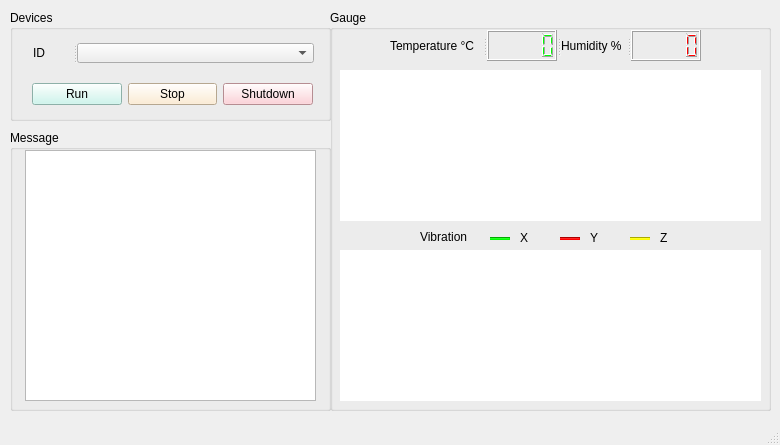
Before: the Qt Designer form SensorboxV1.ui in TumLyrik/Zigbee4IoT, drawn with Qt 5.
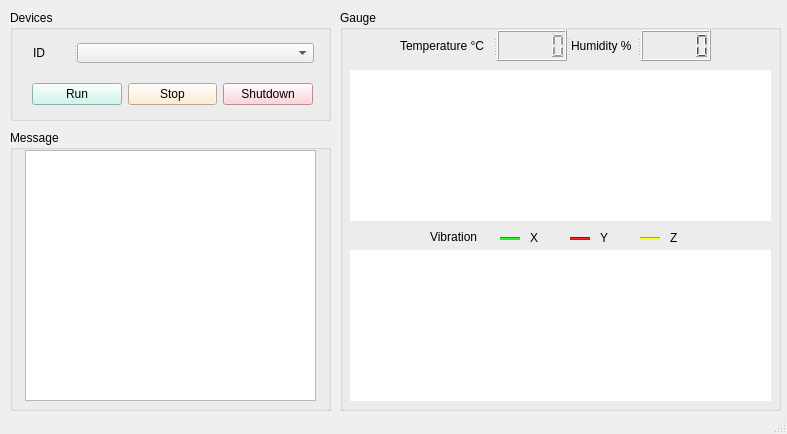
After: the same form once the commit is applied. Custom widgets are drawn as their Qt base class.

The edit to the form file:
```diff
--- a/SensorboxV1.ui
+++ b/SensorboxV1.ui
@@ -6,8 +6,8 @@
    <rect>
     <x>0</x>
     <y>0</y>
-    <width>780</width>
-    <height>445</height>
+    <width>787</width>
+    <height>434</height>
    </rect>
   </property>
   <property name="windowTitle">
@@ -98,7 +98,7 @@
    <widget class="QGroupBox" name="OGauge">
     <property name="geometry">
      <rect>
-      <x>330</x>
+      <x>340</x>
       <y>10</y>
       <width>441</width>
       <height>401</height>
```
